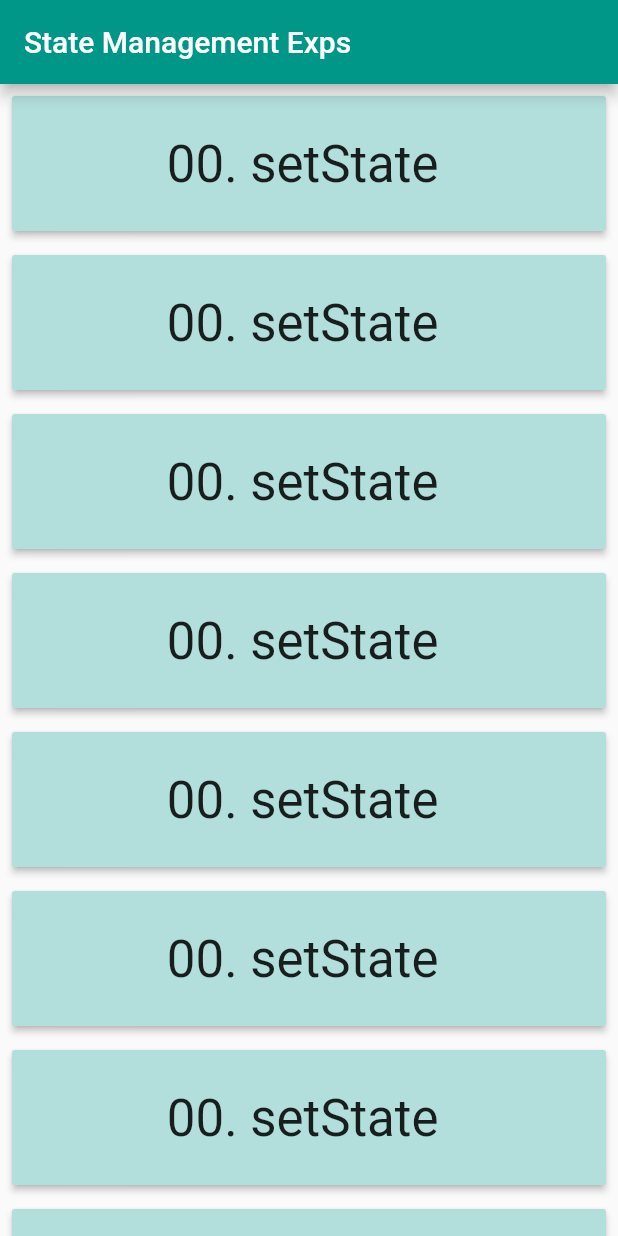
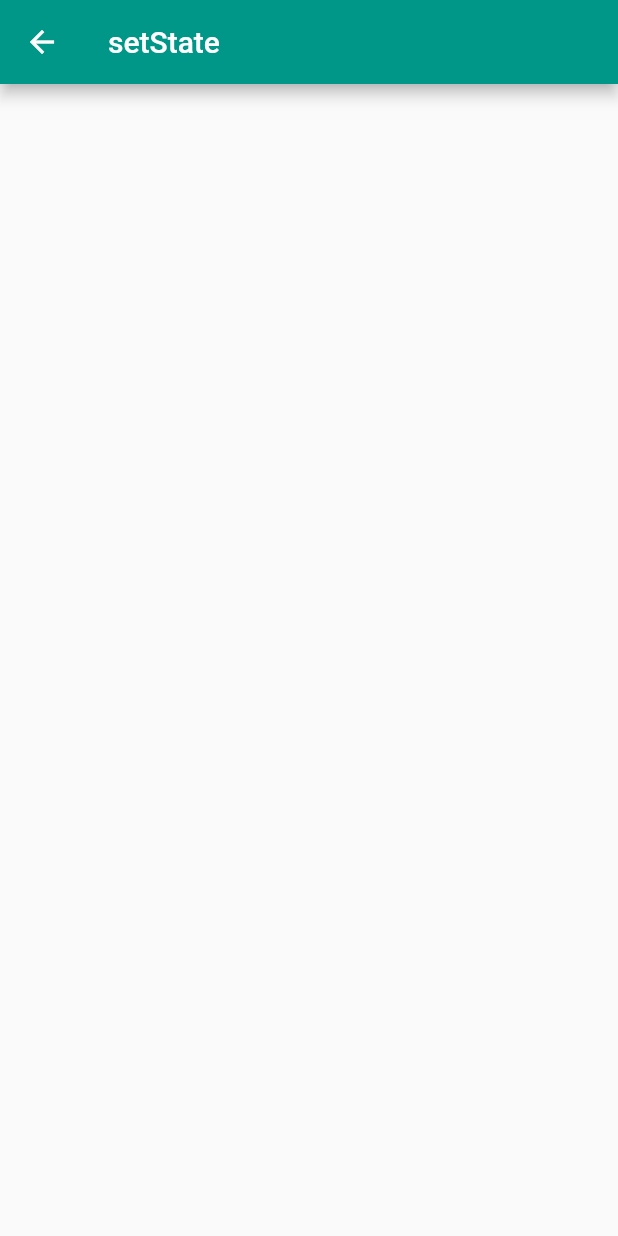
Before and after one commit to raveesh-me/state_management_experiments, a Flutter app: the screen it shows after launch, after a tap on "00. setState", on a phone screen of 412 x 824 dp. Run offline on Flutter 3.47's test engine with Material 2 defaults, Android fonts, the phone set to English and light mode, and no system bars.

Commit message:
navigate to the setState screen

```diff
--- a/lib/main.dart
+++ b/lib/main.dart
@@ -1,5 +1,6 @@
 import 'package:flutter/cupertino.dart';
 import 'package:flutter/material.dart';
+import 'package:state_management_experiments/screens/set_state_experiment_screen.dart';
 
 main() {
   runApp(MyApp());
@@ -15,6 +16,7 @@ class MyApp extends StatelessWidget {
       initialRoute: '/',
       routes: {
         '/': (_) => HomeScreen(),
+        '/set_state_experiment_screen': (_) => SetStateExperimentScreen(),
       },
     );
   }
@@ -33,7 +35,7 @@ class HomeScreen extends StatelessWidget {
         children: <Widget>[
           HomeScreenSelectionButton(
             buttonLabel: '00. setState ',
-            pushRouteName: '/setState',
+            pushRouteName: '/set_state_experiment_screen',
           ),
           HomeScreenSelectionButton(
             buttonLabel: '00. setState ',
--- /dev/null
+++ b/lib/screens/set_state_experiment_screen.dart
@@ -0,0 +1,18 @@
+import 'package:flutter/material.dart';
+
+class SetStateExperimentScreen extends StatefulWidget {
+  @override
+  _SetStateExperimentScreenState createState() =>
+      _SetStateExperimentScreenState();
+}
+
+class _SetStateExperimentScreenState extends State<SetStateExperimentScreen> {
+  @override
+  Widget build(BuildContext context) {
+    return Scaffold(
+      appBar: AppBar(
+        title: Text('setState'),
+      ),
+    );
+  }
+}
```
